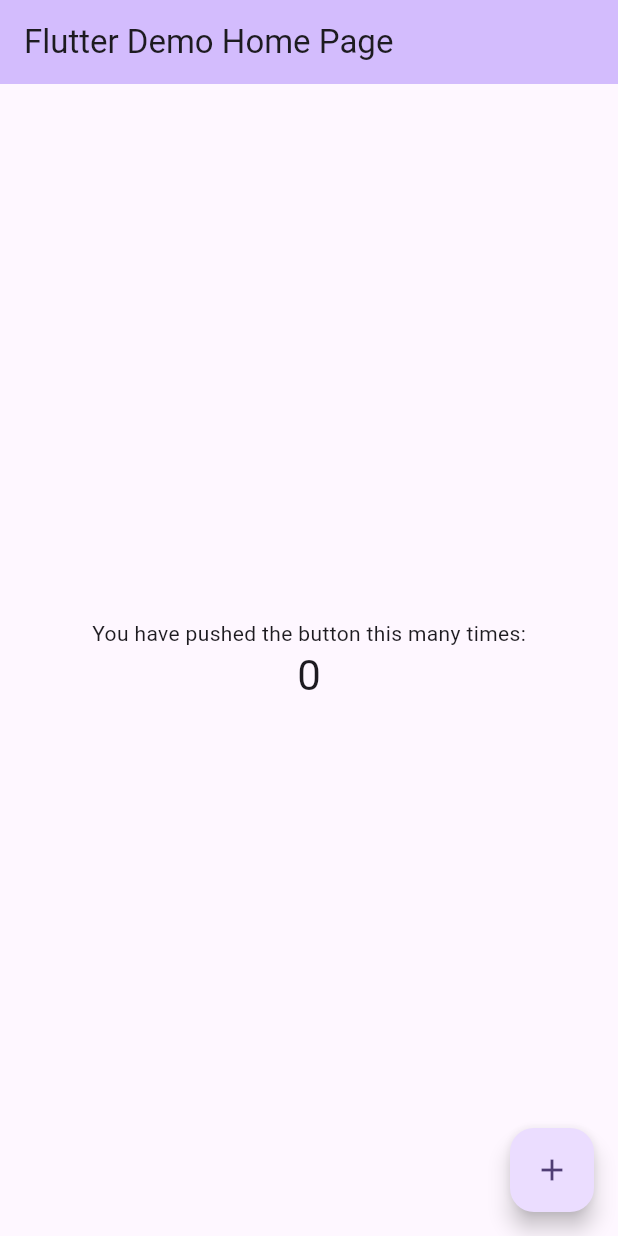
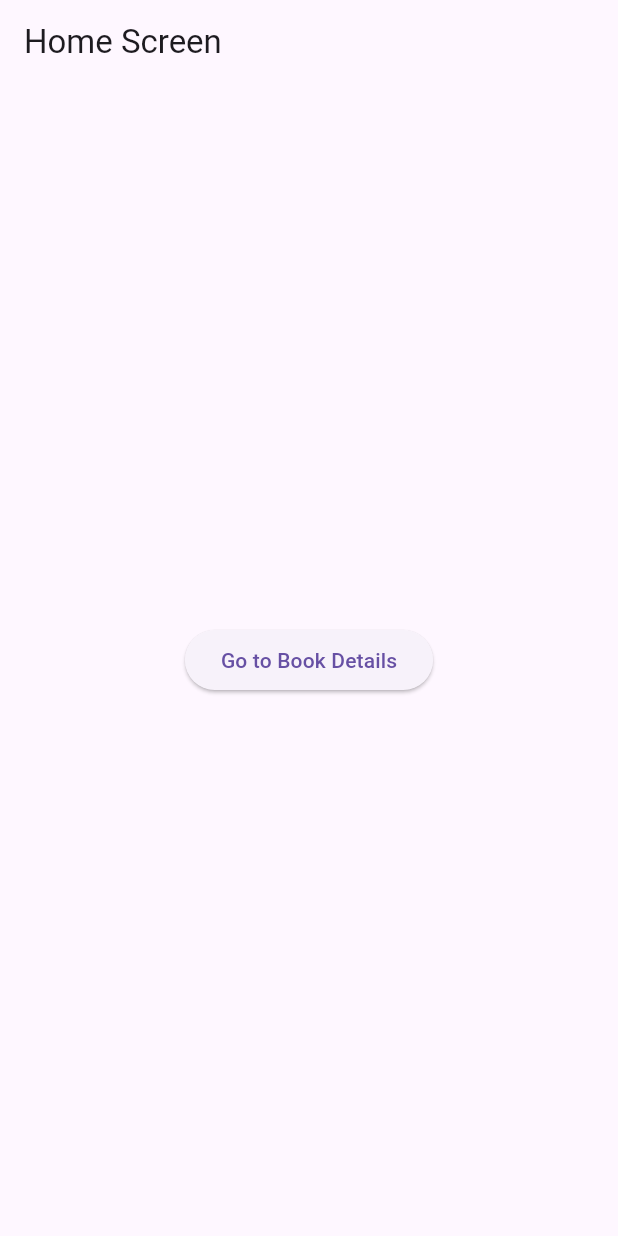
Before and after one commit to viniciusgomes2005/notifly-frontend, a Flutter app: the screen it shows after launch, on a phone screen of 412 x 824 dp. Run offline on Flutter 3.47's test engine with Material 3 defaults, Android fonts, the phone set to English and light mode, and no system bars; our stand-ins replace auto_route, url_strategy.

Commit message:
feature: CRUD

```diff
--- a/lib/main.dart
+++ b/lib/main.dart
@@ -1,122 +1,20 @@
 import 'package:flutter/material.dart';
+import 'package:notifly_frontend/router/app_router.dart';
+import 'package:url_strategy/url_strategy.dart';
 
 void main() {
-  runApp(const MyApp());
+  final appRouter = AppRouter(); // instancia
+  setPathUrlStrategy();
+
+  runApp(MyApp(appRouter: appRouter));
 }
 
 class MyApp extends StatelessWidget {
-  const MyApp({super.key});
-
-  // This widget is the root of your application.
-  @override
-  Widget build(BuildContext context) {
-    return MaterialApp(
-      title: 'Flutter Demo',
-      theme: ThemeData(
-        // This is the theme of your application.
-        //
-        // TRY THIS: Try running your application with "flutter run". You'll see
-        // the application has a purple toolbar. Then, without quitting the app,
-        // try changing the seedColor in the colorScheme below to Colors.green
-        // and then invoke "hot reload" (save your changes or press the "hot
-        // reload" button in a Flutter-supported IDE, or press "r" if you used
-        // the command line to start the app).
-        //
-        // Notice that the counter didn't reset back to zero; the application
-        // state is not lost during the reload. To reset the state, use hot
-        // restart instead.
-        //
-        // This works for code too, not just values: Most code changes can be
-        // tested with just a hot reload.
-        colorScheme: .fromSeed(seedColor: Colors.deepPurple),
-      ),
-      home: const MyHomePage(title: 'Flutter Demo Home Page'),
-    );
-  }
-}
-
-class MyHomePage extends StatefulWidget {
-  const MyHomePage({super.key, required this.title});
-
-  // This widget is the home page of your application. It is stateful, meaning
-  // that it has a State object (defined below) that contains fields that affect
-  // how it looks.
-
-  // This class is the configuration for the state. It holds the values (in this
-  // case the title) provided by the parent (in this case the App widget) and
-  // used by the build method of the State. Fields in a Widget subclass are
-  // always marked "final".
-
-  final String title;
-
-  @override
-  State<MyHomePage> createState() => _MyHomePageState();
-}
-
-class _MyHomePageState extends State<MyHomePage> {
-  int _counter = 0;
-
-  void _incrementCounter() {
-    setState(() {
-      // This call to setState tells the Flutter framework that something has
-      // changed in this State, which causes it to rerun the build method below
-      // so that the display can reflect the updated values. If we changed
-      // _counter without calling setState(), then the build method would not be
-      // called again, and so nothing would appear to happen.
-      _counter++;
-    });
-  }
+  final AppRouter appRouter;
+  const MyApp({super.key, required this.appRouter});
 
   @override
   Widget build(BuildContext context) {
-    // This method is rerun every time setState is called, for instance as done
-    // by the _incrementCounter method above.
-    //
-    // The Flutter framework has been optimized to make rerunning build methods
-    // fast, so that you can just rebuild anything that needs updating rather
-    // than having to individually change instances of widgets.
-    return Scaffold(
-      appBar: AppBar(
-        // TRY THIS: Try changing the color here to a specific color (to
-        // Colors.amber, perhaps?) and trigger a hot reload to see the AppBar
-        // change color while the other colors stay the same.
-        backgroundColor: Theme.of(context).colorScheme.inversePrimary,
-        // Here we take the value from the MyHomePage object that was created by
-        // the App.build method, and use it to set our appbar title.
-        title: Text(widget.title),
-      ),
-      body: Center(
-        // Center is a layout widget. It takes a single child and positions it
-        // in the middle of the parent.
-        child: Column(
-          // Column is also a layout widget. It takes a list of children and
-          // arranges them vertically. By default, it sizes itself to fit its
-          // children horizontally, and tries to be as tall as its parent.
-          //
-          // Column has various properties to control how it sizes itself and
-          // how it positions its children. Here we use mainAxisAlignment to
-          // center the children vertically; the main axis here is the vertical
-          // axis because Columns are vertical (the cross axis would be
-          // horizontal).
-          //
-          // TRY THIS: Invoke "debug painting" (choose the "Toggle Debug Paint"
-          // action in the IDE, or press "p" in the console), to see the
-          // wireframe for each widget.
-          mainAxisAlignment: .center,
-          children: [
-            const Text('You have pushed the button this many times:'),
-            Text(
-              '$_counter',
-              style: Theme.of(context).textTheme.headlineMedium,
-            ),
-          ],
-        ),
-      ),
-      floatingActionButton: FloatingActionButton(
-        onPressed: _incrementCounter,
-        tooltip: 'Increment',
-        child: const Icon(Icons.add),
-      ),
-    );
+    return MaterialApp.router(routerConfig: appRouter.config());
   }
 }
--- /dev/null
+++ b/lib/pages/home.dart
@@ -0,0 +1,20 @@
+import 'package:auto_route/auto_route.dart';
+import 'package:flutter/material.dart';
+
+@RoutePage()
+class HomePage extends StatelessWidget {
+  const HomePage({super.key});
+
+  @override
+  Widget build(BuildContext context) {
+    return Scaffold(
+      appBar: AppBar(title: Text("Home Screen")),
+      body: Center(
+        child: ElevatedButton(
+          onPressed: () {},
+          child: Text("Go to Book Details"),
+        ),
+      ),
+    );
+  }
+}
--- /dev/null
+++ b/lib/router/app_router.dart
@@ -0,0 +1,10 @@
+import 'package:auto_route/auto_route.dart';
+import 'package:notifly_frontend/router/app_router.gr.dart';
+
+@AutoRouterConfig()
+class AppRouter extends RootStackRouter {
+  @override
+  List<AutoRoute> get routes => [
+    AutoRoute(path: '/home', page: HomeRoute.page, initial: true),
+  ];
+}
--- a/pubspec.yaml
+++ b/pubspec.yaml
@@ -34,6 +34,8 @@ dependencies:
   # The following adds the Cupertino Icons font to your application.
   # Use with the CupertinoIcons class for iOS style icons.
   cupertino_icons: ^1.0.8
+  auto_route: ^11.0.0
+  url_strategy: ^0.3.0
 
 dev_dependencies:
   flutter_test:
@@ -45,6 +47,8 @@ dev_dependencies:
   # package. See that file for information about deactivating specific lint
   # rules and activating additional ones.
   flutter_lints: ^6.0.0
+  auto_route_generator: ^10.4.0
+  build_runner: ^2.10.4
 
 # For information on the generic Dart part of this file, see the
 # following page: https://dart.dev/tools/pub/pubspec
```
Also changed, not shown: lib/router/app_router.gr.dart (added), pubspec.lock, 1 other file.
